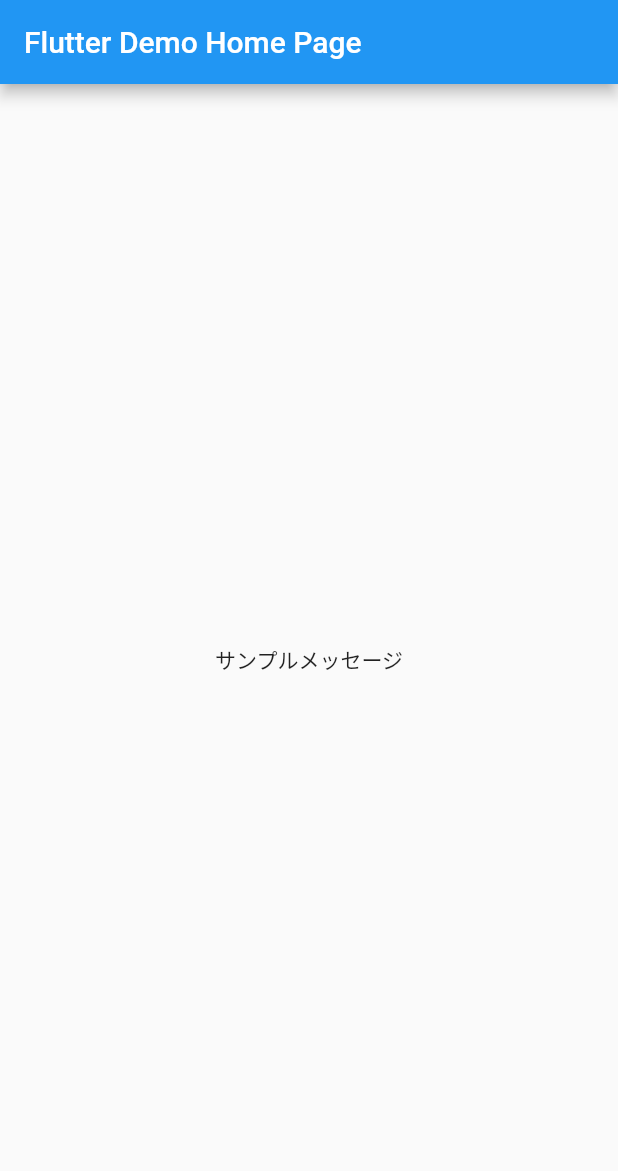
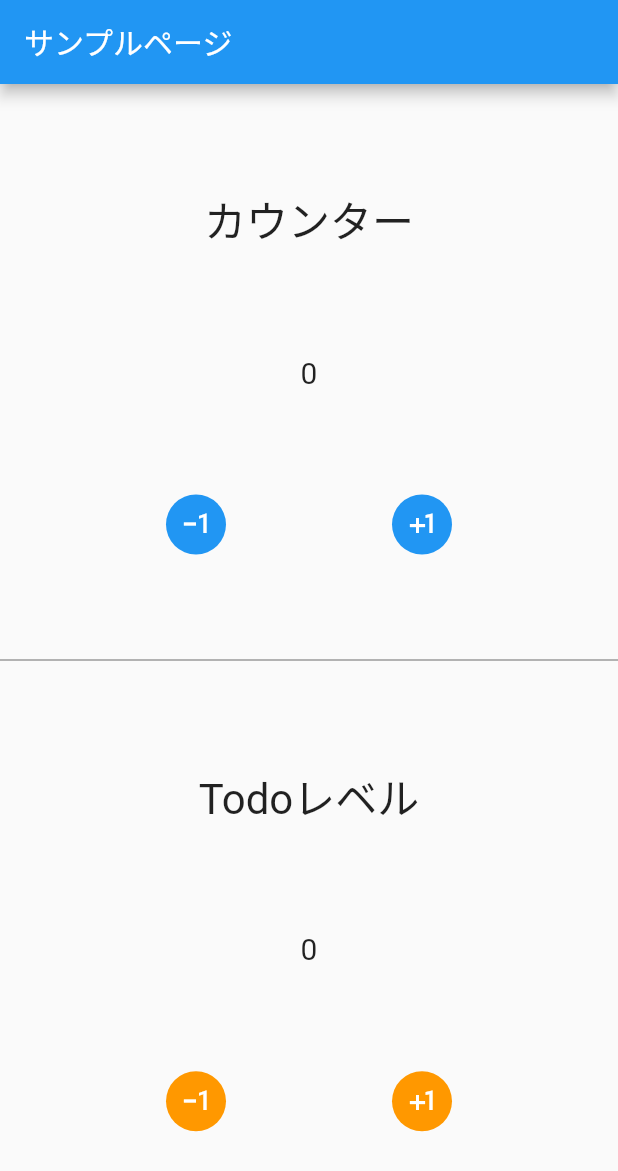
Before and after one commit to kurogoma-flutter/mvvm_architecture, a Flutter app: the screen it shows after launch, on a phone screen of 412 x 824 dp. Shown: the top 1171 px of the screen. Run offline on Flutter 3.47's test engine with Material 2 defaults, Android fonts, the phone set to English and light mode, and no system bars; our stand-ins replace cloud_firestore, file_picker, firebase_core, flutter_riverpod; accounts and stored records are empty.

Commit message:
issue #15 watchとselectのサンプル実装

```diff
--- /dev/null
+++ b/lib/ui/todo/todo_sample.dart
@@ -0,0 +1,88 @@
+// 🐦 Flutter imports:
+import 'package:flutter/material.dart';
+
+// 📦 Package imports:
+import 'package:flutter_riverpod/flutter_riverpod.dart';
+
+// 🌎 Project imports:
+import '../todo/todo_list_view_model.dart';
+
+class SampleTodoPage extends ConsumerWidget {
+  const SampleTodoPage({Key? key}) : super(key: key);
+
+  @override
+  Widget build(BuildContext context, WidgetRef ref) {
+    final viewModel = ref.watch(todoPageViewModelProvider);
+    final todoLevel =
+        ref.watch(todoPageViewModelProvider.select((todo) => todo.todoLevel));
+
+    Size size = MediaQuery.of(context).size;
+
+    return Scaffold(
+      appBar: AppBar(
+        title: const Text('サンプルページ'),
+      ),
+      body: SafeArea(
+        child: SizedBox(
+          width: size.width,
+          child: Column(
+            mainAxisAlignment: MainAxisAlignment.spaceEvenly,
+            crossAxisAlignment: CrossAxisAlignment.center,
+            children: <Widget>[
+              const Text('カウンター', style: TextStyle(fontSize: 28)),
+              Text(viewModel.count.toString(),
+                  style: const TextStyle(fontSize: 20)),
+              SizedBox(
+                width: size.width,
+                child: Row(
+                  mainAxisAlignment: MainAxisAlignment.spaceEvenly,
+                  children: <Widget>[
+                    CircleAvatar(
+                      backgroundColor: Colors.blue,
+                      child: IconButton(
+                          onPressed: () => viewModel.subCounter(),
+                          icon: const Icon(Icons.exposure_minus_1_outlined,
+                              color: Colors.white)),
+                    ),
+                    CircleAvatar(
+                      backgroundColor: Colors.blue,
+                      child: IconButton(
+                          onPressed: () => viewModel.addCounter(),
+                          icon: const Icon(Icons.plus_one_outlined,
+                              color: Colors.white)),
+                    ),
+                  ],
+                ),
+              ),
+              Container(width: size.width, height: 1, color: Colors.black38),
+              const Text('Todoレベル', style: TextStyle(fontSize: 28)),
+              Text(todoLevel.toString(), style: const TextStyle(fontSize: 20)),
+              SizedBox(
+                width: size.width,
+                child: Row(
+                  mainAxisAlignment: MainAxisAlignment.spaceEvenly,
+                  children: <Widget>[
+                    CircleAvatar(
+                      backgroundColor: Colors.orange,
+                      child: IconButton(
+                          onPressed: () => viewModel.subTodoLevel(),
+                          icon: const Icon(Icons.exposure_minus_1_outlined,
+                              color: Colors.white)),
+                    ),
+                    CircleAvatar(
+                      backgroundColor: Colors.orange,
+                      child: IconButton(
+                          onPressed: () => viewModel.addTodoLevel(),
+                          icon: const Icon(Icons.plus_one_outlined,
+                              color: Colors.white)),
+                    ),
+                  ],
+                ),
+              ),
+            ],
+          ),
+        ),
+      ),
+    );
+  }
+}
```
Also changed, not shown: lib/main.dart (+15 -3 lines), lib/ui/todo/todo_list_view_model.dart (+22 -0 lines).
